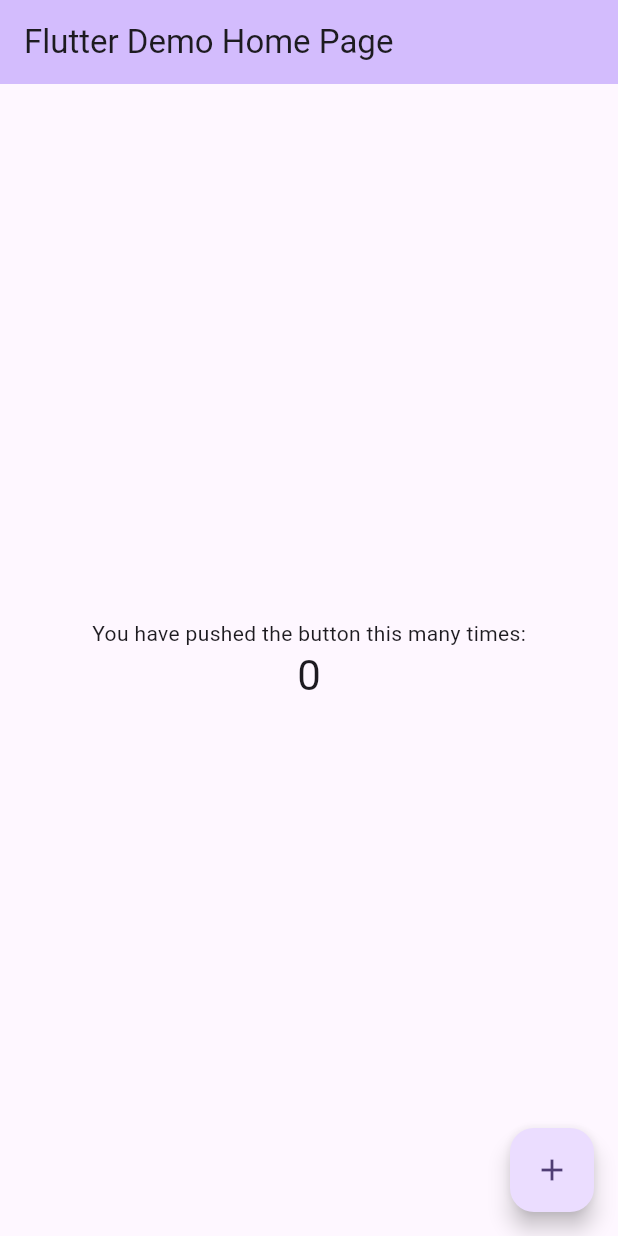
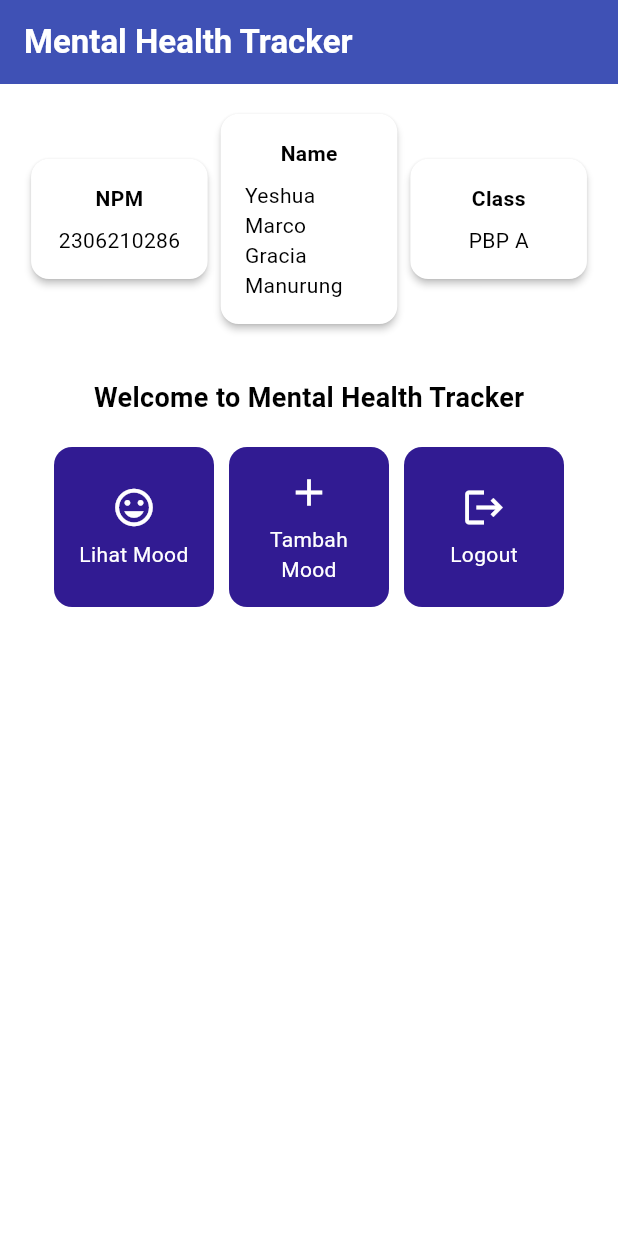
Before and after one commit to marcoaja/mental-health-tracker-mobile, a Flutter app: the screen it shows after launch, on a phone screen of 412 x 824 dp. Run offline on Flutter 3.47's test engine with Material 3 defaults, Android fonts, the phone set to English and light mode, and no system bars.

Commit message:
add finished tutorial 6

```diff
--- a/lib/main.dart
+++ b/lib/main.dart
@@ -1,4 +1,5 @@
 import 'package:flutter/material.dart';
+import 'package:mental_health_tracker/menu.dart';
 
 void main() {
   runApp(const MyApp());
@@ -28,98 +29,12 @@ class MyApp extends StatelessWidget {
         //
         // This works for code too, not just values: Most code changes can be
         // tested with just a hot reload.
-        colorScheme: ColorScheme.fromSeed(seedColor: Colors.deepPurple),
+        colorScheme: ColorScheme.fromSwatch(
+          primarySwatch: Colors.indigo,
+        ).copyWith(secondary: Colors.deepPurple[900]),
         useMaterial3: true,
       ),
-      home: const MyHomePage(title: 'Flutter Demo Home Page'),
+      home: MyHomePage(),
     );
   }
 }
-
-class MyHomePage extends StatefulWidget {
-  const MyHomePage({super.key, required this.title});
-
-  // This widget is the home page of your application. It is stateful, meaning
-  // that it has a State object (defined below) that contains fields that affect
-  // how it looks.
-
-  // This class is the configuration for the state. It holds the values (in this
-  // case the title) provided by the parent (in this case the App widget) and
-  // used by the build method of the State. Fields in a Widget subclass are
-  // always marked "final".
-
-  final String title;
-
-  @override
-  State<MyHomePage> createState() => _MyHomePageState();
-}
-
-class _MyHomePageState extends State<MyHomePage> {
-  int _counter = 0;
-
-  void _incrementCounter() {
-    setState(() {
-      // This call to setState tells the Flutter framework that something has
-      // changed in this State, which causes it to rerun the build method below
-      // so that the display can reflect the updated values. If we changed
-      // _counter without calling setState(), then the build method would not be
-      // called again, and so nothing would appear to happen.
-      _counter++;
-    });
-  }
-
-  @override
-  Widget build(BuildContext context) {
-    // This method is rerun every time setState is called, for instance as done
-    // by the _incrementCounter method above.
-    //
-    // The Flutter framework has been optimized to make rerunning build methods
-    // fast, so that you can just rebuild anything that needs updating rather
-    // than having to individually change instances of widgets.
-    return Scaffold(
-      appBar: AppBar(
-        // TRY THIS: Try changing the color here to a specific color (to
-        // Colors.amber, perhaps?) and trigger a hot reload to see the AppBar
-        // change color while the other colors stay the same.
-        backgroundColor: Theme.of(context).colorScheme.inversePrimary,
-        // Here we take the value from the MyHomePage object that was created by
-        // the App.build method, and use it to set our appbar title.
-        title: Text(widget.title),
-      ),
-      body: Center(
-        // Center is a layout widget. It takes a single child and positions it
-        // in the middle of the parent.
-        child: Column(
-          // Column is also a layout widget. It takes a list of children and
-          // arranges them vertically. By default, it sizes itself to fit its
-          // children horizontally, and tries to be as tall as its parent.
-          //
-          // Column has various properties to control how it sizes itself and
-          // how it positions its children. Here we use mainAxisAlignment to
-          // center the children vertically; the main axis here is the vertical
-          // axis because Columns are vertical (the cross axis would be
-          // horizontal).
-          //
-          // TRY THIS: Invoke "debug painting" (choose the "Toggle Debug Paint"
-          // action in the IDE, or press "p" in the console), to see the
-          // wireframe for each widget.
-          mainAxisAlignment: MainAxisAlignment.center,
-          children: <Widget>[
-            const Text(
-              'You have pushed the button this many times:',
-            ),
-            Text(
-              '$_counter',
-              style: Theme.of(context).textTheme.headlineMedium,
-            ),
-          ],
-        ),
-      ),
-      floatingActionButton: FloatingActionButton(
-        onPressed: _incrementCounter,
-        tooltip: 'Increment',
-        child: const Icon(Icons.add),
-      ), // This trailing comma makes auto-formatting nicer for build methods.
-    );
-  }
-}
--- /dev/null
+++ b/lib/menu.dart
@@ -0,0 +1,186 @@
+import 'package:flutter/material.dart';
+
+class MyHomePage extends StatelessWidget {
+  MyHomePage({super.key});
+  final String npm = '2306210286'; // NPM
+  final String name = 'Yeshua Marco Gracia Manurung'; // Nama
+  final String className = 'PBP A'; // Kelas
+  final List<ItemHomepage> items = [
+    ItemHomepage("Lihat Mood", Icons.mood),
+    ItemHomepage("Tambah Mood", Icons.add),
+    ItemHomepage("Logout", Icons.logout),
+  ];
+
+  @override
+  Widget build(BuildContext context) {
+    // Scaffold menyediakan struktur dasar halaman dengan AppBar dan body.
+    return Scaffold(
+      // AppBar adalah bagian atas halaman yang menampilkan judul.
+      appBar: AppBar(
+        // Judul aplikasi "Mental Health Tracker" dengan teks putih dan tebal.
+        title: const Text(
+          'Mental Health Tracker',
+          style: TextStyle(
+            color: Colors.white,
+            fontWeight: FontWeight.bold,
+          ),
+        ),
+        // Warna latar belakang AppBar diambil dari skema warna tema aplikasi.
+        backgroundColor: Theme.of(context).colorScheme.primary,
+      ),
+      // Body halaman dengan padding di sekelilingnya.
+      body: Padding(
+        padding: const EdgeInsets.all(16.0),
+        // Menyusun widget secara vertikal dalam sebuah kolom.
+        child: Column(
+          crossAxisAlignment: CrossAxisAlignment.center,
+          children: [
+            // Row untuk menampilkan 3 InfoCard secara horizontal.
+            Row(
+              mainAxisAlignment: MainAxisAlignment.spaceEvenly,
+              children: [
+                InfoCard(title: 'NPM', content: npm),
+                InfoCard(title: 'Name', content: name),
+                InfoCard(title: 'Class', content: className),
+              ],
+            ),
+
+            // Memberikan jarak vertikal 16 unit.
+            const SizedBox(height: 16.0),
+
+            // Menempatkan widget berikutnya di tengah halaman.
+            Center(
+              child: Column(
+                // Menyusun teks dan grid item secara vertikal.
+
+                children: [
+                  // Menampilkan teks sambutan dengan gaya tebal dan ukuran 18.
+                  const Padding(
+                    padding: EdgeInsets.only(top: 16.0),
+                    child: Text(
+                      'Welcome to Mental Health Tracker',
+                      style: TextStyle(
+                        fontWeight: FontWeight.bold,
+                        fontSize: 18.0,
+                      ),
+                    ),
+                  ),
+
+                  // Grid untuk menampilkan ItemCard dalam bentuk grid 3 kolom.
+                  GridView.count(
+                    primary: true,
+                    padding: const EdgeInsets.all(20),
+                    crossAxisSpacing: 10,
+                    mainAxisSpacing: 10,
+                    crossAxisCount: 3,
+                    // Agar grid menyesuaikan tinggi kontennya.
+                    shrinkWrap: true,
+
+                    // Menampilkan ItemCard untuk setiap item dalam list items.
+                    children: items.map((ItemHomepage item) {
+                      return ItemCard(item);
+                    }).toList(),
+                  ),
+                ],
+              ),
+            ),
+          ],
+        ),
+      ),
+    );
+  }
+}
+
+class ItemCard extends StatelessWidget {
+  // Menampilkan kartu dengan ikon dan nama.
+
+  final ItemHomepage item;
+
+  const ItemCard(this.item, {super.key});
+
+  @override
+  Widget build(BuildContext context) {
+    return Material(
+      // Menentukan warna latar belakang dari tema aplikasi.
+      color: Theme.of(context).colorScheme.secondary,
+      // Membuat sudut kartu melengkung.
+      borderRadius: BorderRadius.circular(12),
+
+      child: InkWell(
+        // Aksi ketika kartu ditekan.
+        onTap: () {
+          // Menampilkan pesan SnackBar saat kartu ditekan.
+          ScaffoldMessenger.of(context)
+            ..hideCurrentSnackBar()
+            ..showSnackBar(
+                SnackBar(content: Text("Kamu telah menekan tombol ${item.name}!"))
+            );
+        },
+        // Container untuk menyimpan Icon dan Text
+        child: Container(
+          padding: const EdgeInsets.all(8),
+          child: Center(
+            child: Column(
+              // Menyusun ikon dan teks di tengah kartu.
+              mainAxisAlignment: MainAxisAlignment.center,
+              children: [
+                Icon(
+                  item.icon,
+                  color: Colors.white,
+                  size: 30.0,
+                ),
+                const Padding(padding: EdgeInsets.all(3)),
+                Text(
+                  item.name,
+                  textAlign: TextAlign.center,
+                  style: const TextStyle(color: Colors.white),
+                ),
+              ],
+            ),
+          ),
+        ),
+      ),
+    );
+  }
+
+}
+
+class InfoCard extends StatelessWidget {
+  // Kartu informasi yang menampilkan title dan content.
+
+  final String title;  // Judul kartu.
+  final String content;  // Isi kartu.
+
+  const InfoCard({super.key, required this.title, required this.content});
+
+  @override
+  Widget build(BuildContext context) {
+    return Card(
+      // Membuat kotak kartu dengan bayangan dibawahnya.
+      elevation: 2.0,
+      child: Container(
+        // Mengatur ukuran dan jarak di dalam kartu.
+        width: MediaQuery.of(context).size.width / 3.5, // menyesuaikan dengan lebar device yang digunakan.
+        padding: const EdgeInsets.all(16.0),
+        // Menyusun title dan content secara vertikal.
+        child: Column(
+          children: [
+            Text(
+              title,
+              style: const TextStyle(fontWeight: FontWeight.bold),
+            ),
+            const SizedBox(height: 8.0),
+            Text(content),
+          ],
+        ),
+      ),
+    );
+  }
+}
+
+class ItemHomepage {
+  final String name;
+  final IconData icon;
+
+  ItemHomepage(this.name, this.icon);
+}
```
